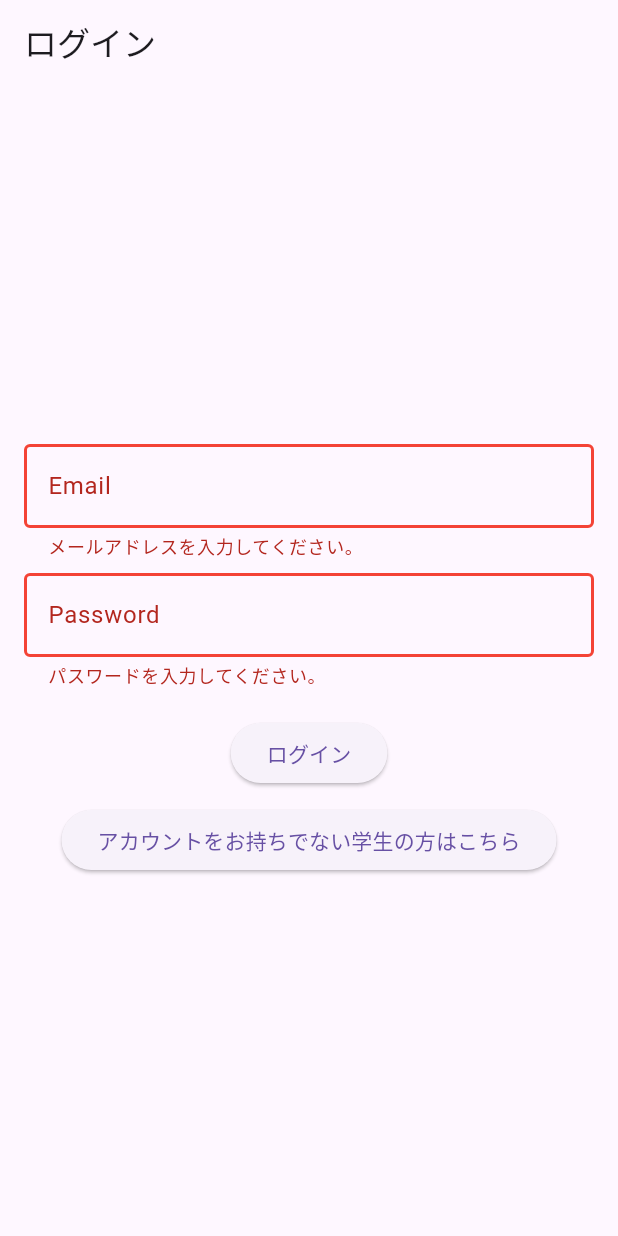
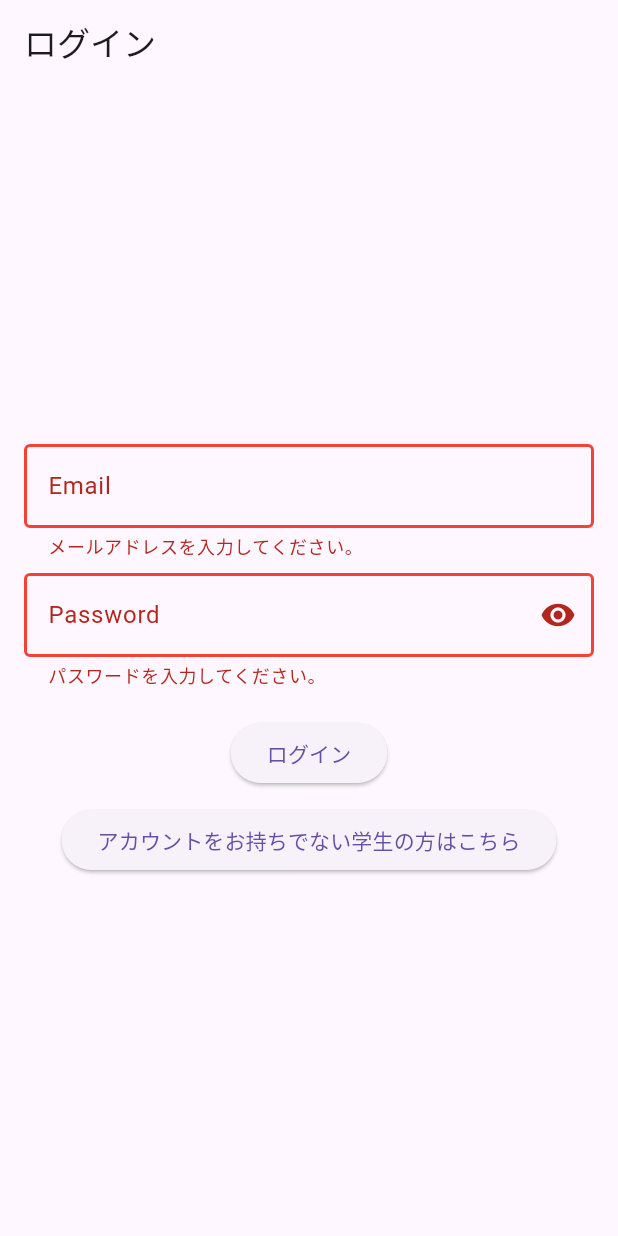
Before and after one commit to Haruki1090/benesse_hackathon_202407, a Flutter app: the screen it shows after launch, after a tap on "ログイン", on a phone screen of 412 x 824 dp. Run offline on Flutter 3.47's test engine with Material 3 defaults, Android fonts, the phone set to English and light mode, and no system bars; our stand-ins replace cloud_firestore, firebase_auth, firebase_core; accounts and stored records are empty.

Commit message:
♻︎`const`を付与

```diff
--- a/lib/login_screen.dart
+++ b/lib/login_screen.dart
@@ -1,5 +1,6 @@
 import 'package:firebase_auth/firebase_auth.dart';
 import 'package:flutter/material.dart';
+import 'package:flutter/services.dart';
 
 import 'home_screen.dart';
 import 'register_screen.dart';
@@ -14,6 +15,7 @@ class _LoginScreenState extends State<LoginScreen> {
   final TextEditingController _emailController = TextEditingController();
   final TextEditingController _passwordController = TextEditingController();
   final FirebaseAuth _auth = FirebaseAuth.instance;
+  bool _obscurePassword = true;
 
   // ログイン処理
   Future<void> _login() async {
@@ -25,7 +27,7 @@ class _LoginScreenState extends State<LoginScreen> {
         );
         Navigator.pushReplacement(
           context,
-          MaterialPageRoute(builder: (context) => HomeScreen()),
+          MaterialPageRoute(builder: (context) => const HomeScreen()),
         );
       } catch (e) {
         // エラーダイアログの表示
@@ -65,7 +67,7 @@ class _LoginScreenState extends State<LoginScreen> {
             children: [
               TextFormField(
                 controller: _emailController,
-                decoration: InputDecoration(
+                decoration: const InputDecoration(
                   labelText: 'Email',
                   border: OutlineInputBorder(),
                   errorBorder: OutlineInputBorder(
@@ -80,26 +82,42 @@ class _LoginScreenState extends State<LoginScreen> {
                     return 'メールアドレスを入力してください。';
                   }
                   final emailRegex = RegExp(r'^[^@]+@[^@]+\.[^@]+');
-                  if (!emailRegex.hasMatch(value)) {
+                  if (!emailRegex.hasMatch(value) || value.contains(' ')) {
                     return '有効なメールアドレスを入力してください。';
                   }
                   return null;
                 },
+                keyboardType: TextInputType.emailAddress,
+                inputFormatters: [
+                  FilteringTextInputFormatter.deny(RegExp(r'\s')),
+                ],
               ),
-              SizedBox(height: 10),
+              const SizedBox(height: 10),
               TextFormField(
                 controller: _passwordController,
                 decoration: InputDecoration(
                   labelText: 'Password',
-                  border: OutlineInputBorder(),
-                  errorBorder: OutlineInputBorder(
+                  border: const OutlineInputBorder(),
+                  errorBorder: const OutlineInputBorder(
                     borderSide: BorderSide(color: Colors.red, width: 2.0),
                   ),
-                  focusedErrorBorder: OutlineInputBorder(
+                  focusedErrorBorder: const OutlineInputBorder(
                     borderSide: BorderSide(color: Colors.red, width: 2.0),
                   ),
+                  suffixIcon: IconButton(
+                    icon: Icon(
+                      _obscurePassword
+                          ? Icons.visibility
+                          : Icons.visibility_off,
+                    ),
+                    onPressed: () {
+                      setState(() {
+                        _obscurePassword = !_obscurePassword;
+                      });
+                    },
+                  ),
                 ),
-                obscureText: true,
+                obscureText: _obscurePassword,
                 validator: (value) {
                   if (value == null || value.isEmpty) {
                     return 'パスワードを入力してください。';
```
